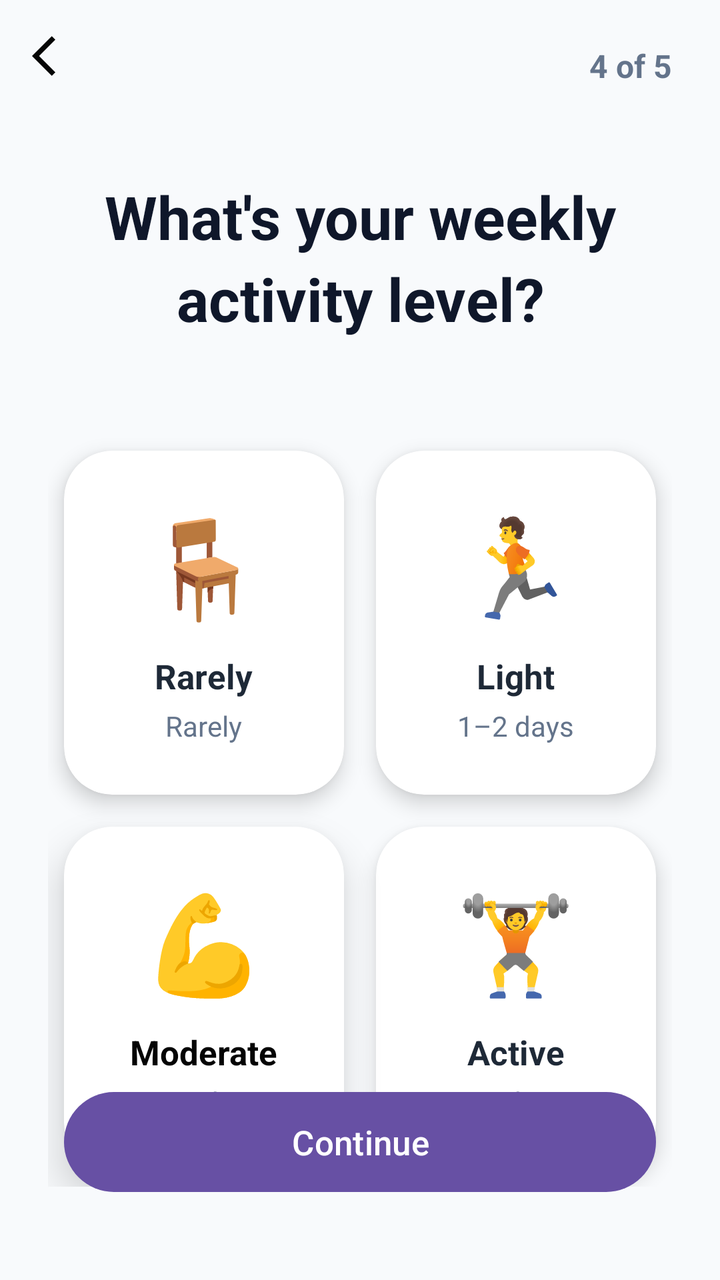
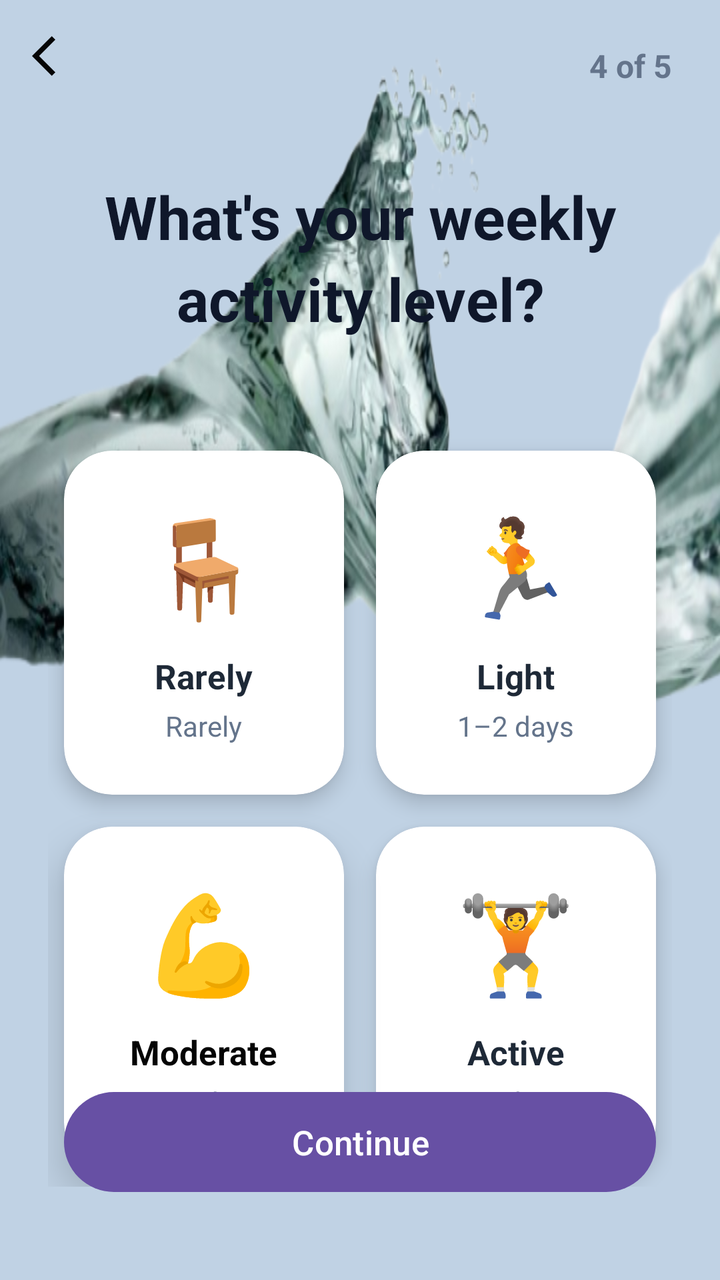

Screens rendered from an Android XML layout before and after an edit, with the pre-edit source and the edit as a unified diff.
<!-- AndroidManifest.xml: application theme Theme.WaterReminder -->
<!-- res/layout/activity_exercise_selection.xml -->
<?xml version="1.0" encoding="utf-8"?>
<androidx.constraintlayout.widget.ConstraintLayout xmlns:android="http://schemas.android.com/apk/res/android"
    xmlns:app="http://schemas.android.com/apk/res-auto"
    android:layout_width="match_parent"
    android:layout_height="match_parent"
    android:background="#F8FAFC">

    <ImageView
        android:id="@+id/btnBack"
        android:layout_width="wrap_content"
        android:layout_height="wrap_content"
        android:src="@drawable/baseline_arrow_back_ios_24"
        android:padding="16dp"
        app:layout_constraintTop_toTopOf="parent"
        app:layout_constraintStart_toStartOf="parent" />

    <TextView
        android:id="@+id/tvPage"
        android:layout_width="wrap_content"
        android:layout_height="wrap_content"
        android:text="4 of 5"
        android:textSize="16sp"
        android:textColor="#64748B"
        android:textStyle="bold"
        app:layout_constraintTop_toTopOf="parent"
        app:layout_constraintEnd_toEndOf="parent"
        android:layout_marginTop="22dp"
        android:layout_marginEnd="24dp" />

    
    <TextView
        android:id="@+id/tvTitle"
        android:layout_width="0dp"
        android:layout_height="wrap_content"
        android:text="What's your weekly activity level?"
        android:textSize="30sp"
        android:textColor="#0F172A"
        android:textStyle="bold"
        android:gravity="center"
        android:lineSpacingExtra="6dp"
        app:layout_constraintTop_toBottomOf="@id/btnBack"
        app:layout_constraintStart_toStartOf="parent"
        app:layout_constraintEnd_toEndOf="parent"
        android:layout_marginTop="32dp"
        android:layout_marginHorizontal="32dp" />

    
    <GridLayout
        android:id="@+id/exercise_grid"
        android:layout_width="0dp"
        android:layout_height="wrap_content"
        android:columnCount="2"
        android:rowCount="2"
        android:alignmentMode="alignMargins"
        android:useDefaultMargins="true"
        app:layout_constraintTop_toBottomOf="@id/tvTitle"
        app:layout_constraintStart_toStartOf="parent"
        app:layout_constraintEnd_toEndOf="parent"
        android:layout_marginTop="48dp"
        android:layout_marginHorizontal="24dp">

        
        <androidx.cardview.widget.CardView
            android:id="@+id/optRarely"
            android:layout_width="0dp"
            android:layout_height="172dp"
            android:layout_columnWeight="1"
            android:layout_margin="8dp"
            app:cardCornerRadius="24dp"
            app:cardElevation="6dp"
            app:cardBackgroundColor="#FFFFFF">

            <LinearLayout
                android:layout_width="match_parent"
                android:layout_height="match_parent"
                android:orientation="vertical"
                android:gravity="center">

                <TextView
                    android:layout_width="wrap_content"
                    android:layout_height="wrap_content"
                    android:text="🪑"
                    android:textSize="48sp" />

                <TextView
                    android:layout_width="wrap_content"
                    android:layout_height="wrap_content"
                    android:text="Rarely"
                    android:textSize="17sp"
                    android:textColor="#1E2937"
                    android:textStyle="bold"
                    android:layout_marginTop="12dp" />

                <TextView
                    android:layout_width="wrap_content"
                    android:layout_height="wrap_content"
                    android:text="Rarely"
                    android:textSize="14sp"
                    android:textColor="#64748B"
                    android:layout_marginTop="4dp" />

            </LinearLayout>
        </androidx.cardview.widget.CardView>

        
        <androidx.cardview.widget.CardView
            android:id="@+id/optLight"
            android:layout_width="0dp"
            android:layout_height="172dp"
            android:layout_columnWeight="1"
            android:layout_margin="8dp"
            app:cardCornerRadius="24dp"
            app:cardElevation="6dp"
            app:cardBackgroundColor="#FFFFFF">

            <LinearLayout
                android:layout_width="match_parent"
                android:layout_height="match_parent"
                android:orientation="vertical"
                android:gravity="center">

                <TextView
                    android:layout_width="wrap_content"
                    android:layout_height="wrap_content"
                    android:text="🏃"
                    android:textSize="48sp" />

                <TextView
                    android:layout_width="wrap_content"
                    android:layout_height="wrap_content"
                    android:text="Light"
                    android:textSize="17sp"
                    android:textColor="#1E2937"
                    android:textStyle="bold"
                    android:layout_marginTop="12dp" />

                <TextView
                    android:layout_width="wrap_content"
                    android:layout_height="wrap_content"
                    android:text="1–2 days"
                    android:textSize="14sp"
                    android:textColor="#64748B"
                    android:layout_marginTop="4dp" />

            </LinearLayout>
        </androidx.cardview.widget.CardView>

        
        <androidx.cardview.widget.CardView
            android:id="@+id/optModerate"
            android:layout_width="0dp"
            android:layout_height="172dp"
            android:layout_columnWeight="1"
            android:layout_margin="8dp"
            app:cardCornerRadius="24dp"
            app:cardElevation="12dp"
            app:cardBackgroundColor="#FFFFFF">

            <LinearLayout
                android:layout_width="match_parent"
                android:layout_height="match_parent"
                android:orientation="vertical"
                android:gravity="center">

                <TextView
                    android:layout_width="wrap_content"
                    android:layout_height="wrap_content"
                    android:text="💪"
                    android:textSize="48sp" />

                <TextView
                    android:layout_width="wrap_content"
                    android:layout_height="wrap_content"
                    android:text="Moderate"
                    android:textSize="17sp"
                    android:textColor="#040404"
                    android:textStyle="bold"
                    android:layout_marginTop="12dp" />

                <TextView
                    android:layout_width="wrap_content"
                    android:layout_height="wrap_content"
                    android:text="3–4 days"
                    android:textSize="14sp"
                    android:textColor="#64748B"
                    android:layout_marginTop="4dp" />

            </LinearLayout>
        </androidx.cardview.widget.CardView>

        
        <androidx.cardview.widget.CardView
            android:id="@+id/optActive"
            android:layout_width="0dp"
            android:layout_height="172dp"
            android:layout_columnWeight="1"
            android:layout_margin="8dp"
            app:cardCornerRadius="24dp"
            app:cardElevation="6dp"
            app:cardBackgroundColor="#FFFFFF">

            <LinearLayout
                android:layout_width="match_parent"
                android:layout_height="match_parent"
                android:orientation="vertical"
                android:gravity="center">

                <TextView
                    android:layout_width="wrap_content"
                    android:layout_height="wrap_content"
                    android:text="🏋️"
                    android:textSize="48sp" />

                <TextView
                    android:layout_width="wrap_content"
                    android:layout_height="wrap_content"
                    android:text="Active"
                    android:textSize="17sp"
                    android:textColor="#1E2937"
                    android:textStyle="bold"
                    android:layout_marginTop="12dp" />

                <TextView
                    android:layout_width="wrap_content"
                    android:layout_height="wrap_content"
                    android:text="5+ days"
                    android:textSize="14sp"
                    android:textColor="#64748B"
                    android:layout_marginTop="4dp" />

            </LinearLayout>
        </androidx.cardview.widget.CardView>

    </GridLayout>

    
    <com.google.android.material.button.MaterialButton
        android:id="@+id/btnNext"
        android:layout_width="0dp"
        android:layout_height="58dp"
        android:text="Continue"
        android:textSize="17sp"
        app:cornerRadius="30dp"
        app:layout_constraintBottom_toBottomOf="parent"
        app:layout_constraintStart_toStartOf="parent"
        app:layout_constraintEnd_toEndOf="parent"
        android:layout_marginHorizontal="32dp"
        android:layout_marginBottom="40dp" />

</androidx.constraintlayout.widget.ConstraintLayout>
<!-- resources referenced by this layout -->
<resources>
  <!-- drawable baseline_arrow_back_ios_24 (drawable) -->
  <vector xmlns:android="http://schemas.android.com/apk/res/android" android:autoMirrored="true" android:height="24dp" android:tint="#050505" android:viewportHeight="24" android:viewportWidth="24" android:width="24dp">
        
      <path android:fillColor="@android:color/white" android:pathData="M11.67,3.87L9.9,2.1 0,12l9.9,9.9 1.77,-1.77L3.54,12z"/>
      
  </vector>
  <style name="Theme.WaterReminder" parent="Base.Theme.WaterReminder" />
  <style name="Base.Theme.WaterReminder" parent="Theme.Material3.DayNight.NoActionBar">
          
          
      </style>
</resources>

<!-- the commit's change to res/layout/activity_exercise_selection.xml (unified diff, before → after) -->
@@ -3,7 +3,16 @@
     xmlns:app="http://schemas.android.com/apk/res-auto"
     android:layout_width="match_parent"
     android:layout_height="match_parent"
-    android:background="#F8FAFC">
+    xmlns:tools="http://schemas.android.com/tools"
+    android:background="#C0D2E4">
+
+    <ImageView
+        android:layout_width="wrap_content"
+        android:layout_height="0dp"
+        android:background="@drawable/bgwater"
+        tools:ignore="MissingConstraints"
+        tools:layout_editor_absoluteX="0dp"
+        tools:layout_editor_absoluteY="290dp" />
 
     <ImageView
         android:id="@+id/btnBack"
@@ -230,6 +239,7 @@
 
             </LinearLayout>
         </androidx.cardview.widget.CardView>
+
 
     </GridLayout>
 
@@ -247,4 +257,5 @@
         android:layout_marginHorizontal="32dp"
         android:layout_marginBottom="40dp" />
 
+
 </androidx.constraintlayout.widget.ConstraintLayout>
<!-- resource entries referenced after the edit -->
@@ -6,6 +6,7 @@
       <path android:fillColor="@android:color/white" android:pathData="M11.67,3.87L9.9,2.1 0,12l9.9,9.9 1.77,-1.77L3.54,12z"/>
       
   </vector>
+  <!-- drawable bgwater: png bitmap (drawable, 358820 bytes) -->
   <style name="Theme.WaterReminder" parent="Base.Theme.WaterReminder" />
   <style name="Base.Theme.WaterReminder" parent="Theme.Material3.DayNight.NoActionBar">
           
